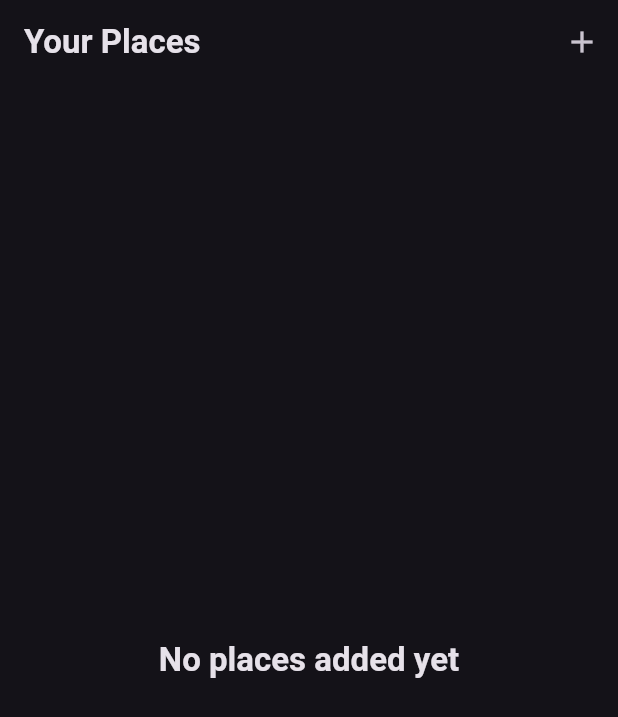
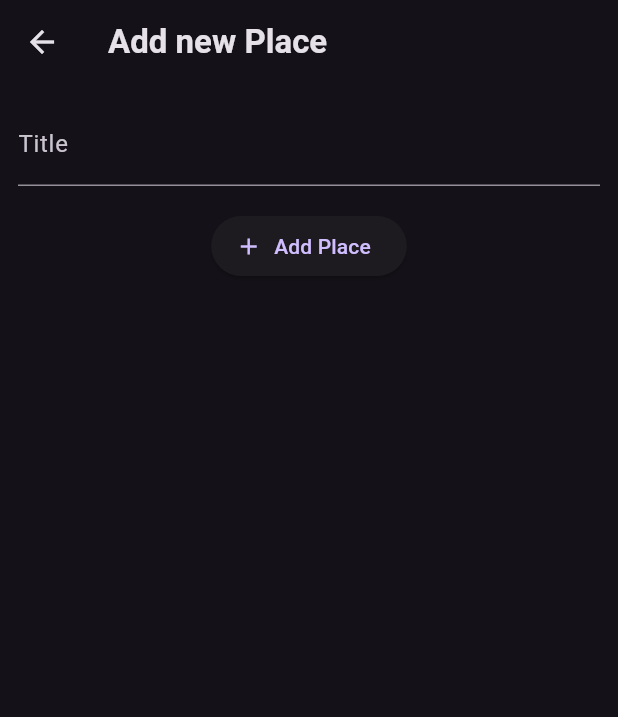
Before and after one commit to Alex-Yu21/favorite_places, a Flutter app: the screen it shows after launch, after a tap on the "add" icon, on a phone screen of 412 x 824 dp. Shown: the top 717 px of the screen. Run offline on Flutter 3.47's test engine with Material 3 defaults, Android fonts, the phone set to English and light mode, and no system bars; our stand-ins replace google_fonts.

Commit message:
feat: add AddPlaceScreen template

```diff
--- /dev/null
+++ b/lib/screens/add_place.dart
@@ -0,0 +1,43 @@
+import 'package:flutter/material.dart';
+
+class AddPlaceScreen extends StatefulWidget {
+  const AddPlaceScreen({super.key});
+
+  @override
+  State<AddPlaceScreen> createState() => _AddPlaceScreenState();
+}
+
+class _AddPlaceScreenState extends State<AddPlaceScreen> {
+  final _titleController = TextEditingController();
+
+  @override
+  void dispose() {
+    _titleController.dispose();
+    super.dispose();
+  }
+
+  @override
+  Widget build(BuildContext context) {
+    return Scaffold(
+      appBar: AppBar(title: Text('Add new Place')),
+      body: SingleChildScrollView(
+        padding: const EdgeInsets.all(12),
+        child: Column(
+          children: [
+            TextField(
+              decoration: InputDecoration(labelText: 'Title'),
+              controller: _titleController,
+              style: TextStyle(color: Theme.of(context).colorScheme.onSurface),
+            ),
+            SizedBox(height: 16),
+            ElevatedButton.icon(
+              onPressed: () {},
+              label: const Text('Add Place'),
+              icon: const Icon(Icons.add),
+            ),
+          ],
+        ),
+      ),
+    );
+  }
+}
--- a/lib/screens/places.dart
+++ b/lib/screens/places.dart
@@ -1,3 +1,4 @@
+import 'package:favorite_places/screens/add_place.dart';
 import 'package:favorite_places/widgets/places_list.dart';
 import 'package:flutter/material.dart';
 
@@ -9,7 +10,16 @@ class PlaceScreen extends StatelessWidget {
     return Scaffold(
       appBar: AppBar(
         title: Text('Your Places'),
-        actions: [IconButton(onPressed: () {}, icon: const Icon(Icons.add))],
+        actions: [
+          IconButton(
+            onPressed: () {
+              Navigator.of(context).push(
+                MaterialPageRoute(builder: (ctx) => const AddPlaceScreen()),
+              );
+            },
+            icon: const Icon(Icons.add),
+          ),
+        ],
       ),
       body: PlacesList(places: []),
     );
```
